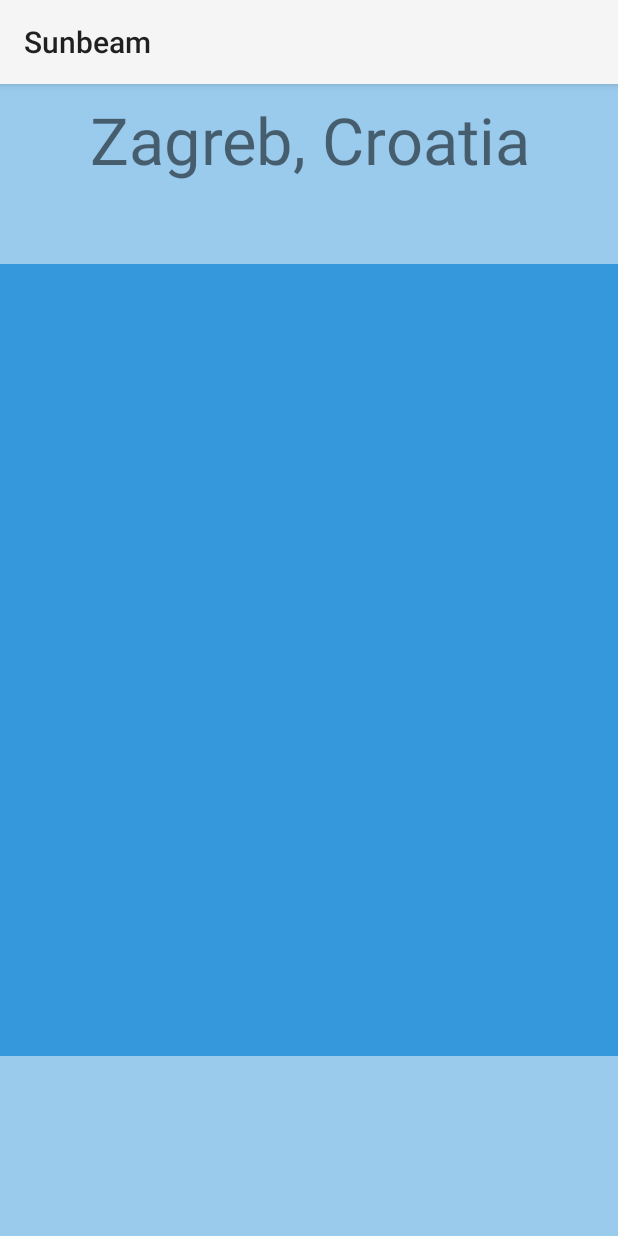
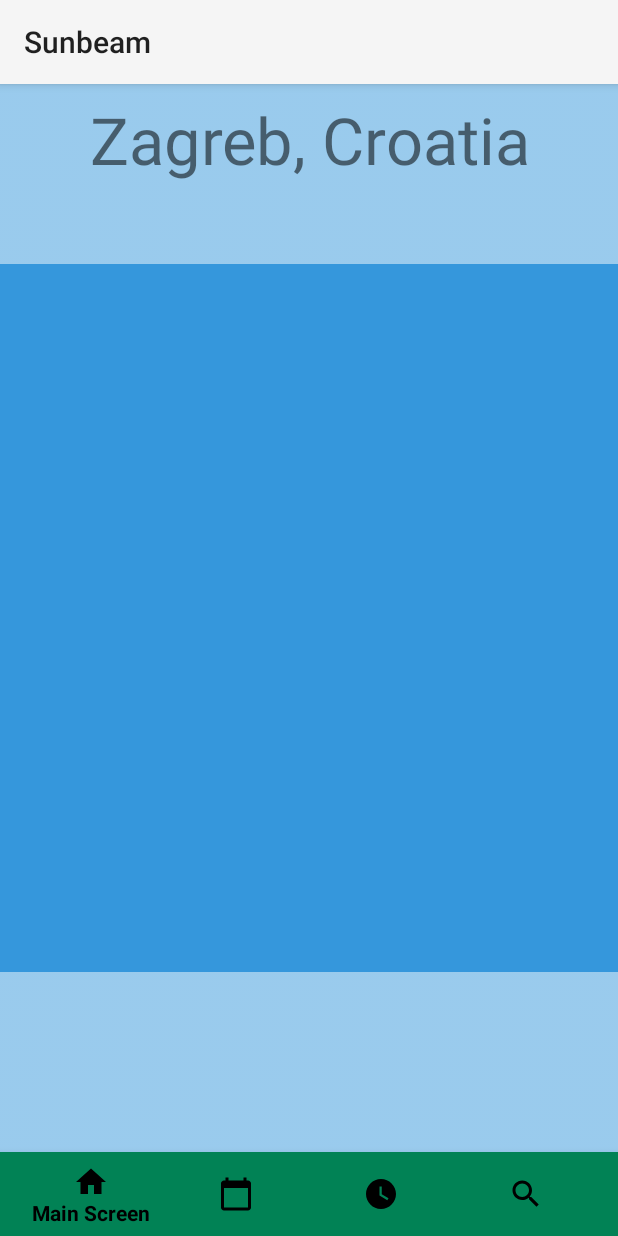
Before and after one commit to ivancrg/weather-app, an Android app: the screen it shows after launch (MainActivity), on a phone screen of 412 x 824 dp. Run offline under Robolectric (Android 15) with nearby library versions, the light colour scheme and no system bars; pictures from the network do not load.

Commit message:
Navigation drawer zamijenjen s bottom navigation view

```diff
--- a/app/src/main/java/com/example/weatherapp/MainActivity.java
+++ b/app/src/main/java/com/example/weatherapp/MainActivity.java
@@ -2,24 +2,22 @@ package com.example.weatherapp;
 
 import android.os.Bundle;
 import android.os.Handler;
-import android.view.MenuItem;
+import android.view.View;
 
-import androidx.annotation.NonNull;
-import androidx.appcompat.app.ActionBarDrawerToggle;
 import androidx.appcompat.app.AppCompatActivity;
-import androidx.appcompat.widget.Toolbar;
-import androidx.core.view.GravityCompat;
-import androidx.drawerlayout.widget.DrawerLayout;
+import androidx.fragment.app.Fragment;
 
-import com.google.android.material.navigation.NavigationView;
+import com.google.android.material.bottomnavigation.BottomNavigationView;
 
-public class MainActivity extends AppCompatActivity implements NavigationView.OnNavigationItemSelectedListener {
-    private DrawerLayout drawerLayout;
+public class MainActivity extends AppCompatActivity {
+    //NAVIGATION VIEW private DrawerLayout drawerLayout;
 
     @Override
     protected void onCreate(Bundle savedInstanceState) {
         super.onCreate(savedInstanceState);
         setContentView(R.layout.activity_main);
+        /*
+        NAVIGATION VIEW
 
         Toolbar toolbar = findViewById(R.id.navigation_toolbar);
         setSupportActionBar(toolbar);
@@ -32,7 +30,11 @@ public class MainActivity extends AppCompatActivity implements NavigationView.On
         ActionBarDrawerToggle toggle = new ActionBarDrawerToggle(this, drawerLayout, toolbar,
                 R.string.navigation_drawer_open, R.string.navigation_drawer_close);
         drawerLayout.addDrawerListener(toggle);
-        toggle.syncState();
+        toggle.syncState();*/
+
+        BottomNavigationView bottomNavigationView = findViewById(R.id.bottom_navigation);
+        bottomNavigationView.setOnNavigationItemSelectedListener(navigationItemSelectedListener);
+        bottomNavigationView.setVisibility(View.GONE);
 
         if (savedInstanceState == null) {
             SplashScreen splashScreen = new SplashScreen();
@@ -40,11 +42,15 @@ public class MainActivity extends AppCompatActivity implements NavigationView.On
 
             final Handler handler = new Handler();
             handler.postDelayed(() -> {
+                bottomNavigationView.setVisibility(View.VISIBLE);
                 MainScreen mainScreen = new MainScreen();
                 getSupportFragmentManager().beginTransaction().replace(R.id.fragment_container, mainScreen).commit();
             }, 2500);
         }
     }
+
+    /*
+    NAVIGATION VIEW
 
     @Override
     public void onBackPressed() {
@@ -75,5 +81,30 @@ public class MainActivity extends AppCompatActivity implements NavigationView.On
         drawerLayout.closeDrawer(GravityCompat.START);
 
         return true;
-    }
+    }*/
+
+    private BottomNavigationView.OnNavigationItemSelectedListener navigationItemSelectedListener =
+            menuItem -> {
+                Fragment selectedFragment = null;
+
+                switch (menuItem.getItemId()) {
+                    case R.id.navigation_main:
+                        selectedFragment = new MainScreen();
+                        break;
+                    case R.id.navigation_forecastweek:
+                        selectedFragment = new ForecastWeekScreen();
+                        break;
+                    case R.id.navigation_forecast48:
+                        selectedFragment = new Forecast48Screen();
+                        break;
+                    case R.id.navigation_search:
+                        selectedFragment = new SearchScreen();
+                        break;
+                }
+
+                getSupportFragmentManager().beginTransaction().replace(R.id.fragment_container,
+                        selectedFragment).commit();
+
+                return true;
+            };
 }
--- a/app/src/main/res/layout/activity_main.xml
+++ b/app/src/main/res/layout/activity_main.xml
@@ -1,3 +1,32 @@
+<?xml version="1.0" encoding="utf-8"?>
+<RelativeLayout xmlns:android="http://schemas.android.com/apk/res/android"
+    xmlns:app="http://schemas.android.com/apk/res-auto"
+    xmlns:tools="http://schemas.android.com/tools"
+    android:layout_width="match_parent"
+    android:layout_height="match_parent"
+    tools:context="com.example.weatherapp.MainActivity">
+
+    <FrameLayout
+        android:layout_width="match_parent"
+        android:layout_height="match_parent"
+        android:layout_above="@id/bottom_navigation"
+        android:id="@+id/fragment_container" />
+
+    <com.google.android.material.bottomnavigation.BottomNavigationView
+        android:layout_width="match_parent"
+        android:layout_height="wrap_content"
+        android:layout_alignParentBottom="true"
+        app:menu="@menu/bottom_navigation_menu"
+        android:background="@color/bottomNavigationBackground"
+        android:id="@+id/bottom_navigation"
+        app:itemIconTint="@color/bottomNavigationIcon"
+        app:itemTextColor="@color/bottomNavigationText"/>
+
+</RelativeLayout>
+
+<!--
+NAVIGATION VIEW
+
 <?xml version="1.0" encoding="utf-8"?>
 <androidx.drawerlayout.widget.DrawerLayout xmlns:android="http://schemas.android.com/apk/res/android"
     xmlns:app="http://schemas.android.com/apk/res-auto"
@@ -25,4 +54,4 @@
         android:fitsSystemWindows="true"
         app:headerLayout="@layout/navigation_header"
         app:menu="@menu/drawer_menu" />
-</androidx.drawerlayout.widget.DrawerLayout>
+</androidx.drawerlayout.widget.DrawerLayout>-->
--- /dev/null
+++ b/app/src/main/res/menu/bottom_navigation_menu.xml
@@ -0,0 +1,22 @@
+<?xml version="1.0" encoding="utf-8"?>
+<menu xmlns:android="http://schemas.android.com/apk/res/android">
+    <item
+        android:id="@+id/navigation_main"
+        android:icon="@drawable/mainscreenicon"
+        android:title="@string/mainScreenTitle" />
+
+    <item
+        android:id="@+id/navigation_forecastweek"
+        android:icon="@drawable/forecastweekscreenicon"
+        android:title="@string/weekForecastScreenTitle" />
+
+    <item
+        android:id="@+id/navigation_forecast48"
+        android:icon="@drawable/forecast48screenicon"
+        android:title="@string/forecast48ScreenTitle" />
+
+    <item
+        android:id="@+id/navigation_search"
+        android:icon="@drawable/searchscreenicon"
+        android:title="@string/searchScreenTitle" />
+</menu>
--- a/app/src/main/res/values/colors.xml
+++ b/app/src/main/res/values/colors.xml
@@ -3,4 +3,7 @@
     <color name="colorPrimary">#6200EE</color>
     <color name="colorPrimaryDark">#3700B3</color>
     <color name="colorAccent">#03DAC5</color>
+    <color name="bottomNavigationBackground">#018255</color>
+    <color name="bottomNavigationIcon">#000000</color>
+    <color name="bottomNavigationText">#000000</color>
 </resources>
--- a/app/src/main/res/values/strings.xml
+++ b/app/src/main/res/values/strings.xml
@@ -19,6 +19,10 @@
     <string name="testText">TestText</string>
     <string name="cityToSearch">City to search:</string>
     <string name="appName">Sunbeam</string>
+    <string name="mainScreenTitle">Main Screen</string>
+    <string name="weekForecastScreenTitle">Week Forecast Screen</string>
+    <string name="forecast48ScreenTitle">48h Forecast Screen</string>
+    <string name="searchScreenTitle">Search Screen</string>
     <string-array name="availableSearchCities">
         <item>Amsterdam</item>
         <item>Andorra la Vella</item>
```
